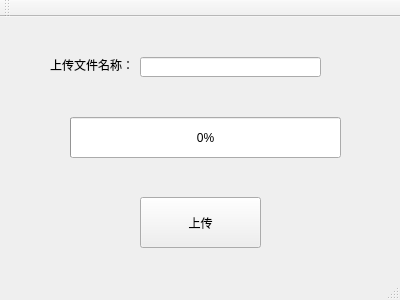
Before: the Qt Designer form mainwindow.ui in weirdSugar/graduPro, drawn with Qt 5.
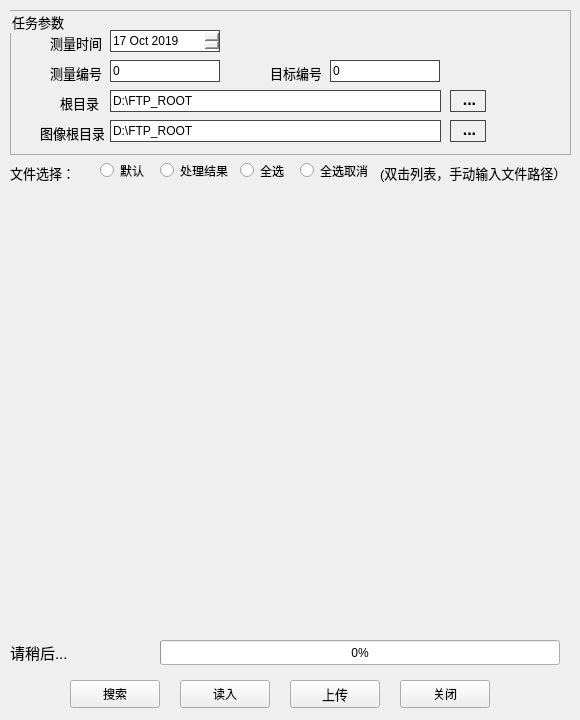
After: the same form once the commit is applied.

```diff
--- a/mainwindow.ui
+++ b/mainwindow.ui
@@ -6,44 +6,54 @@
    <rect>
     <x>0</x>
     <y>0</y>
-    <width>400</width>
-    <height>300</height>
+    <width>580</width>
+    <height>720</height>
    </rect>
   </property>
+  <property name="minimumSize">
+   <size>
+    <width>580</width>
+    <height>720</height>
+   </size>
+  </property>
+  <property name="maximumSize">
+   <size>
+    <width>580</width>
+    <height>760</height>
+   </size>
+  </property>
   <property name="windowTitle">
    <string>MainWindow</string>
   </property>
-  <widget class="QWidget" name="centralWidget">
+  <property name="styleSheet">
+   <string notr="true"/>
+  </property>
+  <widget class="QWidget" name="bottomWidget">
    <widget class="QPushButton" name="uploadButton">
     <property name="geometry">
      <rect>
-      <x>140</x>
-      <y>180</y>
-      <width>121</width>
-      <height>51</height>
+      <x>290</x>
+      <y>680</y>
+      <width>90</width>
+      <height>28</height>
      </rect>
     </property>
+    <property name="font">
+     <font>
+      <pointsize>10</pointsize>
+     </font>
+    </property>
     <property name="text">
      <string>上传</string>
     </property>
    </widget>
-   <widget class="QLineEdit" name="lineEdit">
-    <property name="geometry">
-     <rect>
-      <x>140</x>
-      <y>40</y>
-      <width>181</width>
-      <height>20</height>
-     </rect>
-    </property>
-   </widget>
    <widget class="QProgressBar" name="progressBar">
     <property name="geometry">
      <rect>
-      <x>70</x>
-      <y>100</y>
-      <width>271</width>
-      <height>41</height>
+      <x>160</x>
+      <y>640</y>
+      <width>400</width>
+      <height>25</height>
      </rect>
     </property>
     <property name="mouseTracking">
@@ -56,52 +66,458 @@
      <number>0</number>
     </property>
    </widget>
-   <widget class="QLabel" name="label">
+   <widget class="QLabel" name="progressLabel">
     <property name="geometry">
      <rect>
-      <x>50</x>
-      <y>40</y>
+      <x>10</x>
+      <y>640</y>
       <width>81</width>
-      <height>16</height>
+      <height>25</height>
      </rect>
     </property>
+    <property name="font">
+     <font>
+      <pointsize>11</pointsize>
+     </font>
+    </property>
     <property name="text">
-     <string>上传文件名称：</string>
+     <string>请稍后...</string>
     </property>
    </widget>
-   <widget class="QLabel" name="label_2">
+   <widget class="QPushButton" name="closeButton">
     <property name="geometry">
      <rect>
-      <x>30</x>
-      <y>170</y>
-      <width>111</width>
-      <height>16</height>
+      <x>400</x>
+      <y>680</y>
+      <width>90</width>
+      <height>28</height>
      </rect>
     </property>
     <property name="text">
-     <string/>
+     <string>关闭</string>
     </property>
    </widget>
+   <widget class="QPushButton" name="readInButton">
+    <property name="geometry">
+     <rect>
+      <x>180</x>
+      <y>680</y>
+      <width>90</width>
+      <height>28</height>
+     </rect>
+    </property>
+    <property name="text">
+     <string>读入</string>
+    </property>
+   </widget>
+   <widget class="QPushButton" name="searchButton">
+    <property name="geometry">
+     <rect>
+      <x>70</x>
+      <y>680</y>
+      <width>90</width>
+      <height>28</height>
+     </rect>
+    </property>
+    <property name="styleSheet">
+     <string notr="true">border-color: rgb(68, 68, 68);</string>
+    </property>
+    <property name="text">
+     <string>搜索</string>
+    </property>
+   </widget>
+   <widget class="QGroupBox" name="taskParameters">
+    <property name="geometry">
+     <rect>
+      <x>10</x>
+      <y>10</y>
+      <width>561</width>
+      <height>145</height>
+     </rect>
+    </property>
+    <property name="font">
+     <font>
+      <pointsize>10</pointsize>
+      <kerning>true</kerning>
+     </font>
+    </property>
+    <property name="toolTipDuration">
+     <number>0</number>
+    </property>
+    <property name="styleSheet">
+     <string notr="true">border:1 solid #aaa;</string>
+    </property>
+    <property name="title">
+     <string>任务参数</string>
+    </property>
+    <property name="alignment">
+     <set>Qt::AlignLeading|Qt::AlignLeft|Qt::AlignTop</set>
+    </property>
+    <widget class="QDateEdit" name="measureTime">
+     <property name="geometry">
+      <rect>
+       <x>100</x>
+       <y>20</y>
+       <width>110</width>
+       <height>22</height>
+      </rect>
+     </property>
+     <property name="whatsThis">
+      <string/>
+     </property>
+     <property name="styleSheet">
+      <string notr="true">border-color: rgb(68, 68, 68);</string>
+     </property>
+     <property name="frame">
+      <bool>true</bool>
+     </property>
+     <property name="alignment">
+      <set>Qt::AlignLeading|Qt::AlignLeft|Qt::AlignVCenter</set>
+     </property>
+     <property name="accelerated">
+      <bool>false</bool>
+     </property>
+     <property name="dateTime">
+      <datetime>
+       <hour>0</hour>
+       <minute>0</minute>
+       <second>0</second>
+       <year>2019</year>
+       <month>10</month>
+       <day>17</day>
+      </datetime>
+     </property>
+    </widget>
+    <widget class="QLabel" name="measureTimeLabel">
+     <property name="geometry">
+      <rect>
+       <x>40</x>
+       <y>20</y>
+       <width>51</width>
+       <height>25</height>
+      </rect>
+     </property>
+     <property name="font">
+      <font>
+       <pointsize>10</pointsize>
+      </font>
+     </property>
+     <property name="styleSheet">
+      <string notr="true">display:inline-block;
+border-width: null;</string>
+     </property>
+     <property name="text">
+      <string>测量时间</string>
+     </property>
+    </widget>
+    <widget class="QLabel" name="measureIDLabel">
+     <property name="geometry">
+      <rect>
+       <x>40</x>
+       <y>50</y>
+       <width>51</width>
+       <height>25</height>
+      </rect>
+     </property>
+     <property name="font">
+      <font>
+       <pointsize>10</pointsize>
+      </font>
+     </property>
+     <property name="styleSheet">
+      <string notr="true">display:inline-block;
+border-width: null;</string>
+     </property>
+     <property name="text">
+      <string>测量编号</string>
+     </property>
+    </widget>
+    <widget class="QLineEdit" name="measureID">
+     <property name="geometry">
+      <rect>
+       <x>100</x>
+       <y>50</y>
+       <width>110</width>
+       <height>22</height>
+      </rect>
+     </property>
+     <property name="styleSheet">
+      <string notr="true">border-color:rgb(68,68,68)</string>
+     </property>
+     <property name="text">
+      <string>0</string>
+     </property>
+    </widget>
+    <widget class="QLabel" name="targetIDLabel">
+     <property name="geometry">
+      <rect>
+       <x>260</x>
+       <y>50</y>
+       <width>51</width>
+       <height>25</height>
+      </rect>
+     </property>
+     <property name="font">
+      <font>
+       <pointsize>10</pointsize>
+      </font>
+     </property>
+     <property name="styleSheet">
+      <string notr="true">display:inline-block;
+border-width: null;</string>
+     </property>
+     <property name="text">
+      <string>目标编号</string>
+     </property>
+    </widget>
+    <widget class="QLineEdit" name="targetID">
+     <property name="geometry">
+      <rect>
+       <x>320</x>
+       <y>50</y>
+       <width>110</width>
+       <height>22</height>
+      </rect>
+     </property>
+     <property name="styleSheet">
+      <string notr="true">border-color:rgb(68,68,68)</string>
+     </property>
+     <property name="text">
+      <string>0</string>
+     </property>
+    </widget>
+    <widget class="QLabel" name="rootDirLabel">
+     <property name="geometry">
+      <rect>
+       <x>50</x>
+       <y>80</y>
+       <width>41</width>
+       <height>25</height>
+      </rect>
+     </property>
+     <property name="font">
+      <font>
+       <pointsize>10</pointsize>
+      </font>
+     </property>
+     <property name="styleSheet">
+      <string notr="true">display:inline-block;
+border-width: null;</string>
+     </property>
+     <property name="text">
+      <string>根目录</string>
+     </property>
+    </widget>
+    <widget class="QLineEdit" name="rootDir">
+     <property name="geometry">
+      <rect>
+       <x>100</x>
+       <y>80</y>
+       <width>331</width>
+       <height>22</height>
+      </rect>
+     </property>
+     <property name="styleSheet">
+      <string notr="true">border-color:rgb(68,68,68)</string>
+     </property>
+     <property name="text">
+      <string>D:\FTP_ROOT</string>
+     </property>
+    </widget>
+    <widget class="QPushButton" name="rootDirBtn">
+     <property name="geometry">
+      <rect>
+       <x>440</x>
+       <y>80</y>
+       <width>36</width>
+       <height>22</height>
+      </rect>
+     </property>
+     <property name="font">
+      <font>
+       <pointsize>12</pointsize>
+       <weight>75</weight>
+       <bold>true</bold>
+      </font>
+     </property>
+     <property name="styleSheet">
+      <string notr="true">box-sizing:borderbox;font-size:20;font-weight:bold;background:rgb(240,240,240);
+border:1 solid rgb(68,68,68);padding-bottom:4;padding-left:3;</string>
+     </property>
+     <property name="text">
+      <string>...</string>
+     </property>
+    </widget>
+    <widget class="QLabel" name="rootImgDirLabel">
+     <property name="geometry">
+      <rect>
+       <x>30</x>
+       <y>110</y>
+       <width>64</width>
+       <height>25</height>
+      </rect>
+     </property>
+     <property name="font">
+      <font>
+       <pointsize>10</pointsize>
+      </font>
+     </property>
+     <property name="styleSheet">
+      <string notr="true">display:inline-block;
+border-width: null;</string>
+     </property>
+     <property name="text">
+      <string>图像根目录</string>
+     </property>
+    </widget>
+    <widget class="QLineEdit" name="rootImgDir">
+     <property name="geometry">
+      <rect>
+       <x>100</x>
+       <y>110</y>
+       <width>331</width>
+       <height>22</height>
+      </rect>
+     </property>
+     <property name="styleSheet">
+      <string notr="true">border-color:rgb(68,68,68)</string>
+     </property>
+     <property name="text">
+      <string>D:\FTP_ROOT</string>
+     </property>
+    </widget>
+    <widget class="QPushButton" name="rootImgDirBtn">
+     <property name="geometry">
+      <rect>
+       <x>440</x>
+       <y>110</y>
+       <width>36</width>
+       <height>22</height>
+      </rect>
+     </property>
+     <property name="font">
+      <font>
+       <pointsize>12</pointsize>
+       <weight>75</weight>
+       <bold>true</bold>
+      </font>
+     </property>
+     <property name="styleSheet">
+      <string notr="true">box-sizing:borderbox;font-size:20;font-weight:bold;background:rgb(240,240,240);
+border:1 solid rgb(68,68,68);padding-bottom:4;padding-left:3;</string>
+     </property>
+     <property name="text">
+      <string>...</string>
+     </property>
+    </widget>
+   </widget>
+   <widget class="QLabel" name="fileSelectLabel">
+    <property name="geometry">
+     <rect>
+      <x>10</x>
+      <y>160</y>
+      <width>71</width>
+      <height>25</height>
+     </rect>
+    </property>
+    <property name="font">
+     <font>
+      <pointsize>10</pointsize>
+     </font>
+    </property>
+    <property name="styleSheet">
+     <string notr="true">display:inline-block;
+border-width: null;</string>
+    </property>
+    <property name="text">
+     <string>文件选择：</string>
+    </property>
+   </widget>
+   <widget class="QWidget" name="fileSelectContainer" native="true">
+    <property name="geometry">
+     <rect>
+      <x>100</x>
+      <y>160</y>
+      <width>271</width>
+      <height>21</height>
+     </rect>
+    </property>
+    <widget class="QRadioButton" name="radioButton1">
+     <property name="geometry">
+      <rect>
+       <x>0</x>
+       <y>0</y>
+       <width>51</width>
+       <height>21</height>
+      </rect>
+     </property>
+     <property name="text">
+      <string>默认</string>
+     </property>
+    </widget>
+    <widget class="QRadioButton" name="radioButton1_2">
+     <property name="geometry">
+      <rect>
+       <x>60</x>
+       <y>0</y>
+       <width>71</width>
+       <height>21</height>
+      </rect>
+     </property>
+     <property name="text">
+      <string>处理结果</string>
+     </property>
+    </widget>
+    <widget class="QRadioButton" name="radioButton1_3">
+     <property name="geometry">
+      <rect>
+       <x>140</x>
+       <y>0</y>
+       <width>51</width>
+       <height>21</height>
+      </rect>
+     </property>
+     <property name="text">
+      <string>全选</string>
+     </property>
+    </widget>
+    <widget class="QRadioButton" name="radioButton1_4">
+     <property name="geometry">
+      <rect>
+       <x>200</x>
+       <y>0</y>
+       <width>71</width>
+       <height>21</height>
+      </rect>
+     </property>
+     <property name="text">
+      <string>全选取消</string>
+     </property>
+    </widget>
+   </widget>
+   <widget class="QLabel" name="fileSelectLabel_2">
+    <property name="geometry">
+     <rect>
+      <x>380</x>
+      <y>160</y>
+      <width>191</width>
+      <height>25</height>
+     </rect>
+    </property>
+    <property name="font">
+     <font>
+      <pointsize>10</pointsize>
+     </font>
+    </property>
+    <property name="styleSheet">
+     <string notr="true">display:inline-block;
+border-width: null;</string>
+    </property>
+    <property name="text">
+     <string>(双击列表，手动输入文件路径）</string>
+    </property>
+   </widget>
   </widget>
-  <widget class="QMenuBar" name="menuBar">
-   <property name="geometry">
-    <rect>
-     <x>0</x>
-     <y>0</y>
-     <width>400</width>
-     <height>23</height>
-    </rect>
-   </property>
-  </widget>
-  <widget class="QToolBar" name="mainToolBar">
-   <attribute name="toolBarArea">
-    <enum>TopToolBarArea</enum>
-   </attribute>
-   <attribute name="toolBarBreak">
-    <bool>false</bool>
-   </attribute>
-  </widget>
-  <widget class="QStatusBar" name="statusBar"/>
  </widget>
  <layoutdefault spacing="6" margin="11"/>
  <resources/>
```
Left out of the diff: 2 changed lines with no effect on the pictures.
